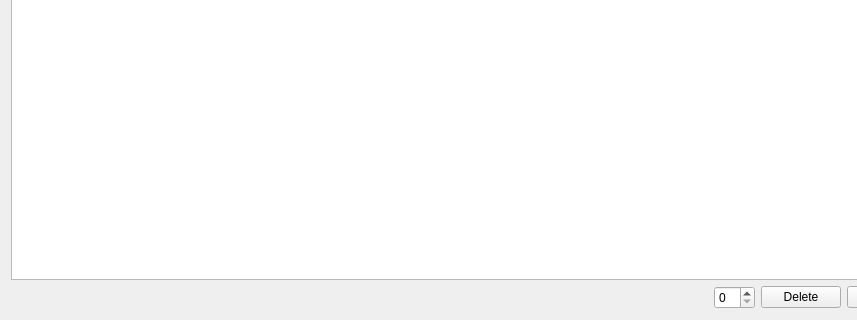
This is 2_BinaryTree/2_BinaryTree/treewidget.ui in PonizhenDoRyadovogo/ASD as Qt 5 draws it before an edit; both pictures show x 0 to 857 and y 271 to 591 of the 938 by 591 pixel window. The edited form follows.
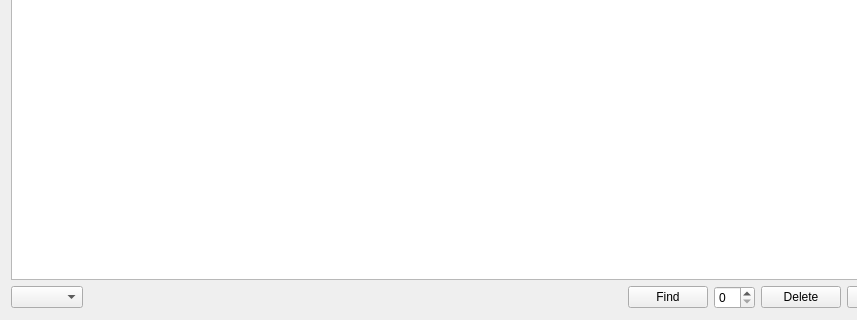
This is the edited form.

The edit to the form file:
```diff
--- a/2_BinaryTree/2_BinaryTree/treewidget.ui
+++ b/2_BinaryTree/2_BinaryTree/treewidget.ui
@@ -19,6 +19,13 @@
    </item>
    <item>
     <layout class="QHBoxLayout" name="horizontalLayout">
+     <item>
+      <widget class="QComboBox" name="comboBox">
+       <property name="placeholderText">
+        <string/>
+       </property>
+      </widget>
+     </item>
      <item>
       <spacer name="horizontalSpacer">
        <property name="orientation">
@@ -32,6 +39,13 @@
        </property>
       </spacer>
      </item>
+     <item>
+      <widget class="QPushButton" name="pushButtonFind">
+       <property name="text">
+        <string>Find</string>
+       </property>
+      </widget>
+     </item>
      <item>
       <widget class="QSpinBox" name="spinBox"/>
      </item>
```
